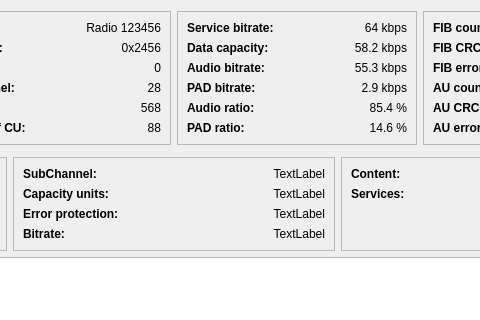
Old version of the form gui/ensembleinfodialog.ui in the repository KejPi/AbracaDABra; both pictures show x 326 to 806 and y 0 to 320 of the 1000 by 830 pixel window.
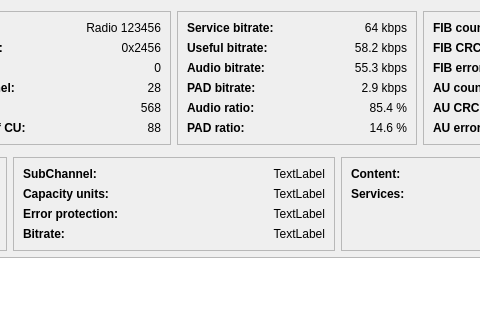
New version of the form. Custom widgets are drawn as their Qt base class.

What changed in the file:
```diff
--- a/gui/ensembleinfodialog.ui
+++ b/gui/ensembleinfodialog.ui
@@ -403,7 +403,7 @@
              </font>
             </property>
             <property name="text">
-             <string>Data capacity:</string>
+             <string>Useful bitrate:</string>
             </property>
            </widget>
           </item>
```
Left out of the diff: 20 changed lines with no effect on the pictures.
